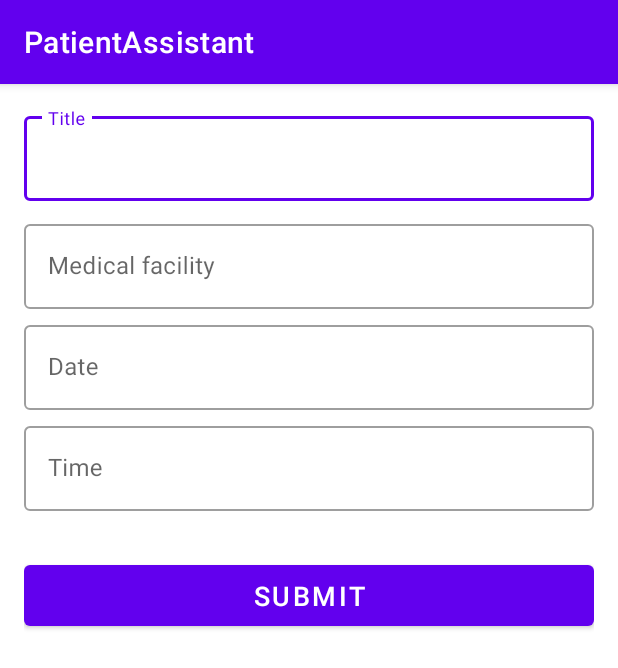
After one commit to AlicjaKowalska/PatientAssistant, an Android app: the MedicalAppointmentFormActivity screen opened directly, with no data from a screen before it, on a phone screen of 412 x 824 dp. The commit adds this screen. Shown: the top 668 px of the screen. Run offline under Robolectric (Android 15) with nearby library versions, the phone set to English and light mode, and no system bars.

Commit message:
[issue #8] MedicalAppointment form
resolve errors from review

[issue #8] MedicalAppointment form

resolve errors from review

[issue #8] MedicalAppointment form

resolve errors from review

Medical Appointment Form

using TextWatcher to validate text field.

fixing bug get text from editTextMedicalFacility in MedicalAppointmentFormActivity.kt

created activity_medical_appointment_form.xml
created MedicalAppointmentFormActivity.kt
removed appointmentViewModel and appointmentViewModelFactory from MainActivity.kt

```diff
--- /dev/null
+++ b/app/src/main/res/layout/activity_medical_appointment_form.xml
@@ -0,0 +1,126 @@
+<?xml version="1.0" encoding="utf-8"?>
+<androidx.constraintlayout.widget.ConstraintLayout
+    xmlns:android="http://schemas.android.com/apk/res/android"
+    xmlns:app="http://schemas.android.com/apk/res-auto"
+    xmlns:tools="http://schemas.android.com/tools"
+    android:layout_width="match_parent"
+    android:layout_height="match_parent"
+    tools:context=".View.MedicalAppointmentFormActivity"
+    android:orientation="horizontal"
+    >
+
+    <ScrollView
+        android:id="@+id/scroll_view_medical_appointment"
+        android:layout_width="match_parent"
+        android:layout_height="0dp"
+        android:layout_marginStart="16dp"
+        android:layout_marginTop="16dp"
+        android:layout_marginEnd="16dp"
+        android:fillViewport="true"
+        app:layout_constraintBottom_toBottomOf="parent"
+        app:layout_constraintEnd_toEndOf="parent"
+        app:layout_constraintStart_toStartOf="parent"
+        app:layout_constraintTop_toTopOf="parent">
+
+        <androidx.constraintlayout.widget.ConstraintLayout
+            android:layout_width="match_parent"
+            android:layout_height="wrap_content">
+
+            <com.google.android.material.textfield.TextInputLayout
+                android:id="@+id/text_input_layout_Title"
+                style="@style/Widget.MaterialComponents.TextInputLayout.OutlinedBox"
+                android:layout_width="match_parent"
+                android:layout_height="wrap_content"
+                app:layout_constraintEnd_toEndOf="parent"
+                app:layout_constraintStart_toStartOf="parent"
+                app:layout_constraintTop_toTopOf="parent">
+
+                <androidx.appcompat.widget.AppCompatEditText
+                    android:id="@+id/edit_text_Title"
+                    android:layout_width="match_parent"
+                    android:layout_height="wrap_content"
+                    android:hint="@string/edit_text_medical_appointment_title"
+                    android:inputType="textCapWords" />
+
+            </com.google.android.material.textfield.TextInputLayout>
+
+            <com.google.android.material.textfield.TextInputLayout
+                android:id="@+id/text_input_layout_medical_facility"
+                style="@style/Widget.MaterialComponents.TextInputLayout.OutlinedBox"
+                android:layout_width="match_parent"
+                android:layout_height="wrap_content"
+                android:layout_marginTop="10dp"
+                app:layout_constraintEnd_toEndOf="parent"
+                app:layout_constraintStart_toStartOf="parent"
+                app:layout_constraintTop_toBottomOf="@+id/text_input_layout_Title">
+
+                <androidx.appcompat.widget.AppCompatEditText
+                    android:id="@+id/edit_text_medical_facility"
+                    android:layout_width="match_parent"
+                    android:layout_height="wrap_content"
+                    android:hint="@string/edit_text_medical_appointment_medical_facility"
+                    android:inputType="textCapWords" />
+
+            </com.google.android.material.textfield.TextInputLayout>
+
+            <com.google.android.material.textfield.TextInputLayout
+                android:id="@+id/text_input_layout_Date"
+                style="@style/Widget.MaterialComponents.TextInputLayout.OutlinedBox"
+                android:layout_width="match_parent"
+                android:layout_height="wrap_content"
+                android:layout_marginTop="5dp"
+                app:layout_constraintEnd_toEndOf="parent"
+                app:layout_constraintStart_toStartOf="parent"
+                app:layout_constraintTop_toBottomOf="@+id/text_input_layout_medical_facility">
+
+                <androidx.appcompat.widget.AppCompatEditText
+                    android:id="@+id/edit_text_Date"
+                    android:layout_width="match_parent"
+                    android:layout_height="wrap_content"
+                    android:focusable="false"
+                    android:focusableInTouchMode="false"
+                    android:hint="@string/edit_text_hint_date"
+                    android:inputType="text" />
+
+            </com.google.android.material.textfield.TextInputLayout>
+
+            <com.google.android.material.textfield.TextInputLayout
+                android:id="@+id/text_input_layout_Time"
+                style="@style/Widget.MaterialComponents.TextInputLayout.OutlinedBox"
+                android:layout_width="match_parent"
+                android:layout_height="wrap_content"
+                android:layout_marginTop="5dp"
+                app:layout_constraintEnd_toEndOf="parent"
+                app:layout_constraintStart_toStartOf="parent"
+                app:layout_constraintTop_toBottomOf="@+id/text_input_layout_Date">
+
+                <androidx.appcompat.widget.AppCompatEditText
+                    android:id="@+id/edit_text_Time"
+                    android:layout_width="match_parent"
+                    android:layout_height="wrap_content"
+                    android:focusable="false"
+                    android:focusableInTouchMode="false"
+                    android:hint="@string/edit_text_hint_time"
+                    android:inputType="text" />
+
+            </com.google.android.material.textfield.TextInputLayout>
+
+            <Button
+                android:id="@+id/button_save"
+                android:layout_width="match_parent"
+                android:layout_height="wrap_content"
+                android:layout_gravity="center"
+                android:layout_marginTop="30dp"
+                android:gravity="center"
+                android:paddingTop="8dp"
+                android:paddingBottom="8dp"
+                android:text="@string/submit"
+                android:textColor="#FFFFFF"
+                android:textSize="18sp"
+                app:layout_constraintEnd_toEndOf="parent"
+                app:layout_constraintStart_toStartOf="parent"
+                app:layout_constraintTop_toBottomOf="@+id/text_input_layout_Time" />
+
+        </androidx.constraintlayout.widget.ConstraintLayout>
+    </ScrollView>
+</androidx.constraintlayout.widget.ConstraintLayout>
--- a/app/src/main/res/values/strings.xml
+++ b/app/src/main/res/values/strings.xml
@@ -33,6 +33,13 @@
     <string name="appointment_reminders">Appointment Reminders</string>
     <string name="appointment_coming_up">You have an appointment coming up</string>
 
+    <string name="medical_appointment_header">Medical appointment</string>
+    <string name="edit_text_medical_appointment_title">Title</string>
+    <string name="edit_text_medical_appointment_medical_facility">Medical facility</string>
+    <string name="edit_text_medical_facility">Medical Facility</string>
+    <string name="edit_text_hint_date">Date</string>
+    <string name="edit_text_hint_time">Time</string>
+
     <string name="drug_taking_notification_title">"Take your drug: %s!"</string>
     <string name="drug_taking_notification_content_text">"Dose: %s tablets"</string>
     <string name="notification_channel_name">"Take drug Reminders"</string>
```
Also changed, not shown: app/src/main/AndroidManifest.xml (+3 -6 lines), app/src/main/java/com/example/patientassistant/View/MedicalAppointmentFormActivity.kt (added, +216 -0 lines).
